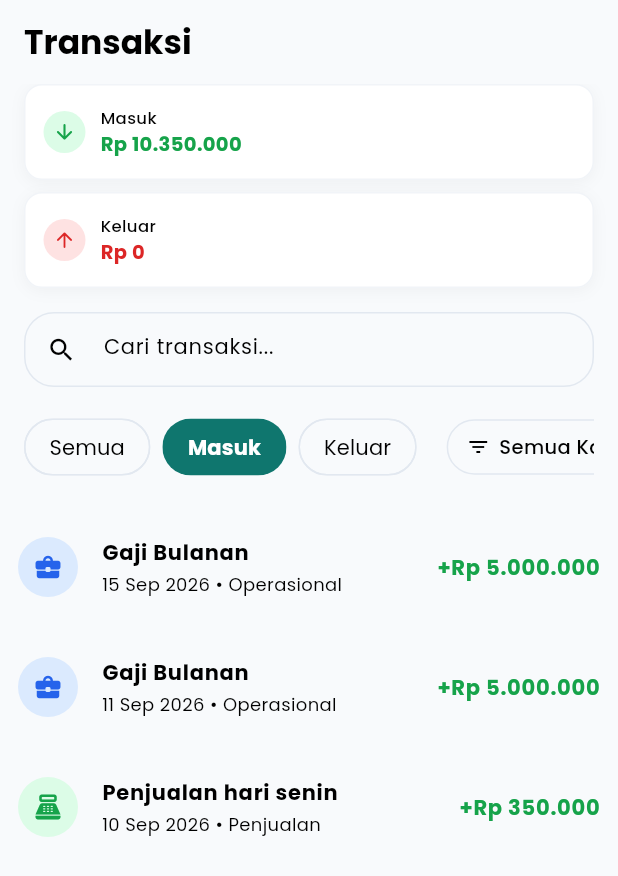
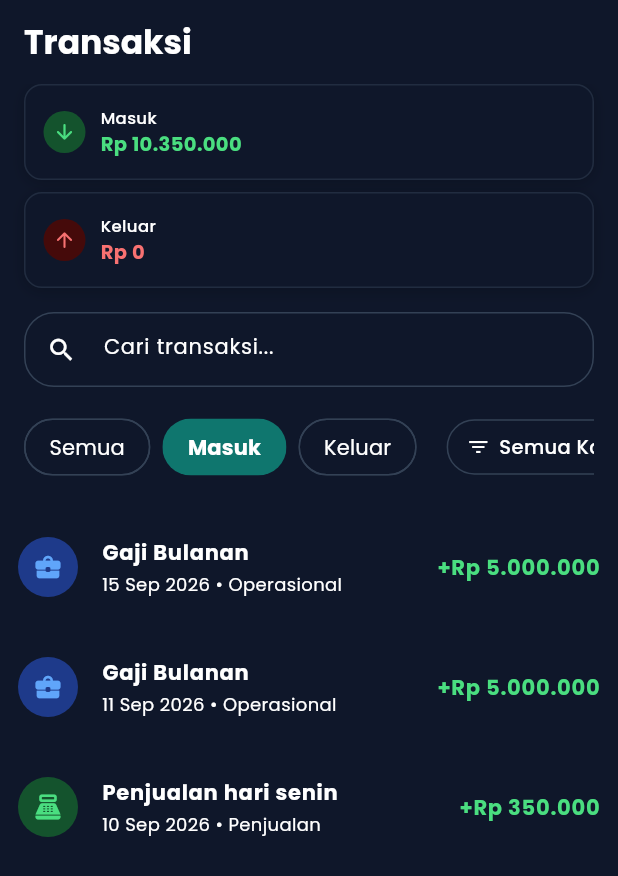
Before and after one commit to fachturrpl1/tallo, a Flutter app: the screen it shows after launch, after a tap on "Masuk", on a phone screen of 412 x 824 dp. Shown: the top 876 px of the screen. Run offline on Flutter 3.47's test engine with Material 3 defaults, Android fonts, the phone set to English and light mode, and no system bars; our stand-ins replace google_fonts, shared_preferences.

Commit message:
feat(main): initialize formatting into id

```diff
--- a/lib/main.dart
+++ b/lib/main.dart
@@ -2,8 +2,11 @@ import 'package:flutter/material.dart';
 import 'package:tallo/features/pages/splashscreen.dart';
 import 'features/models/transactions.dart';
 import 'core/theme/app_theme.dart';
+import 'package:intl/date_symbol_data_local.dart';
 
-void main() {
+Future<void> main() async {
+  WidgetsFlutterBinding.ensureInitialized();
+  await initializeDateFormatting('id',null);
   runApp(const TalloApp());
 }
 
@@ -78,7 +81,7 @@ class TalloApp extends StatelessWidget {
       debugShowCheckedModeBanner: false,
       theme: AppTheme.light,
       darkTheme: AppTheme.dark,
-      themeMode: ThemeMode.light,
+      themeMode: ThemeMode.dark,
       home: SplashScreen(transactionsList: transactionsList),
     );
   }
```
